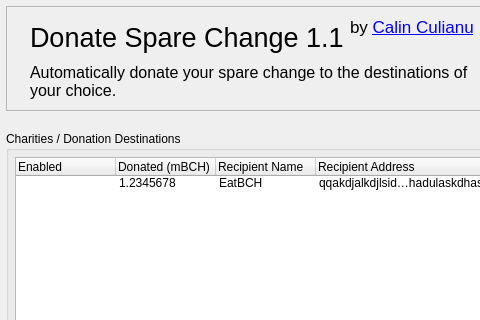
cculianu/DonateSpareChange, file ui.ui: the form before one commit; both pictures show x 0 to 480 and y 0 to 320 of the 1054 by 519 pixel window.
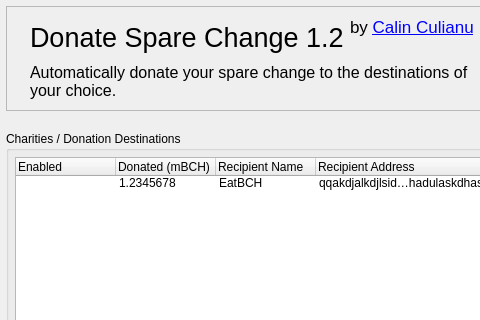
The form after the commit. Icons and pictures are not drawn.

Commit message: Bumped version to v1.2, prepare for release

Diff of the .ui file:
```diff
--- a/ui.ui
+++ b/ui.ui
@@ -449,7 +449,7 @@
          </font>
         </property>
         <property name="text">
-         <string>Donate Spare Change 1.1</string>
+         <string>Donate Spare Change 1.2</string>
         </property>
         <property name="alignment">
          <set>Qt::AlignLeading|Qt::AlignLeft|Qt::AlignVCenter</set>
```
The commit also changes 2 other files.
